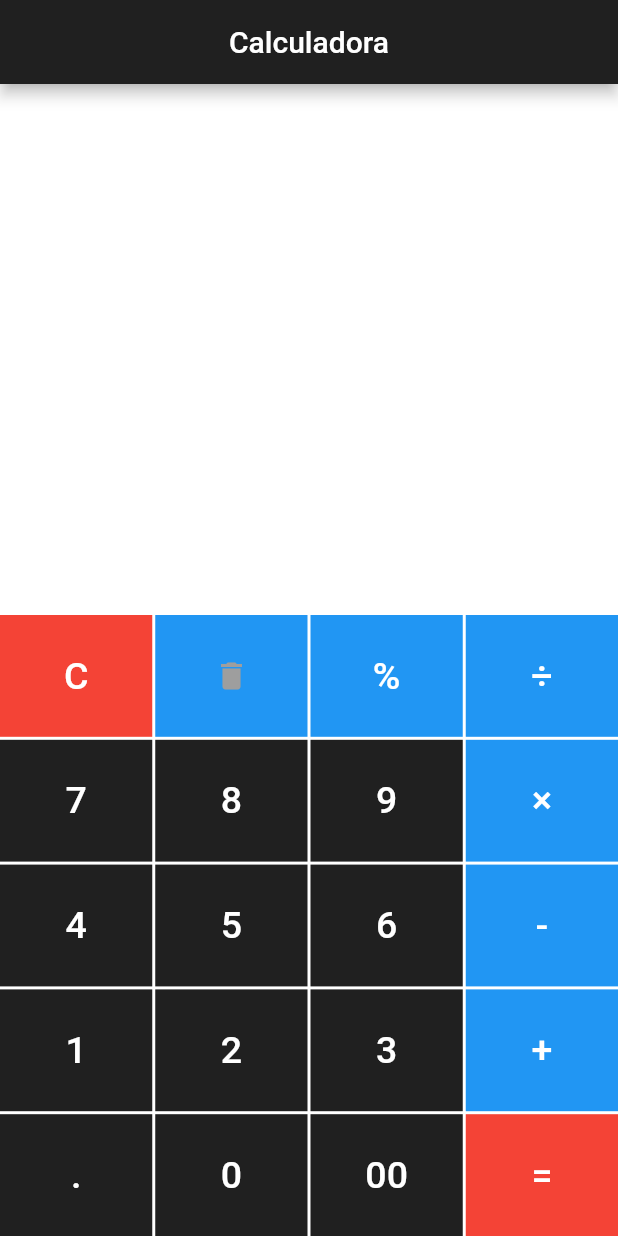
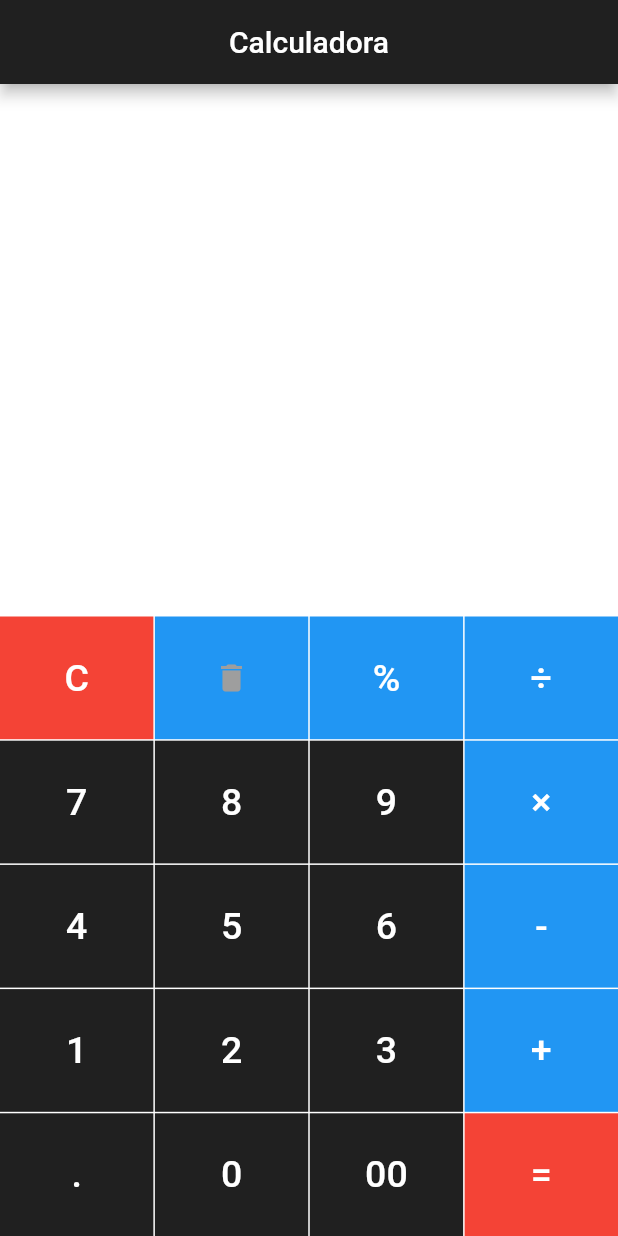
Before and after one commit to caiseL/Calculator-Flutter, a Flutter app: the screen it shows after launch, on a phone screen of 412 x 824 dp. Run offline on Flutter 3.47's test engine with Material 2 defaults, Android fonts, the phone set to English and light mode, and no system bars; our stand-ins replace math_expressions.

Commit message:
Final commit. I hope...

```diff
--- a/lib/src/pages/home_page.dart
+++ b/lib/src/pages/home_page.dart
@@ -55,8 +55,8 @@ class _HomePageState extends State<HomePage> {
       childAspectRatio: 1.25,
       shrinkWrap: true,
       crossAxisCount: 4,
-      mainAxisSpacing: 2.0,
-      crossAxisSpacing: 2.0,
+      mainAxisSpacing: 1.0,
+      crossAxisSpacing: 1.0,
       children: [
         Container(
           color: _red,
```
